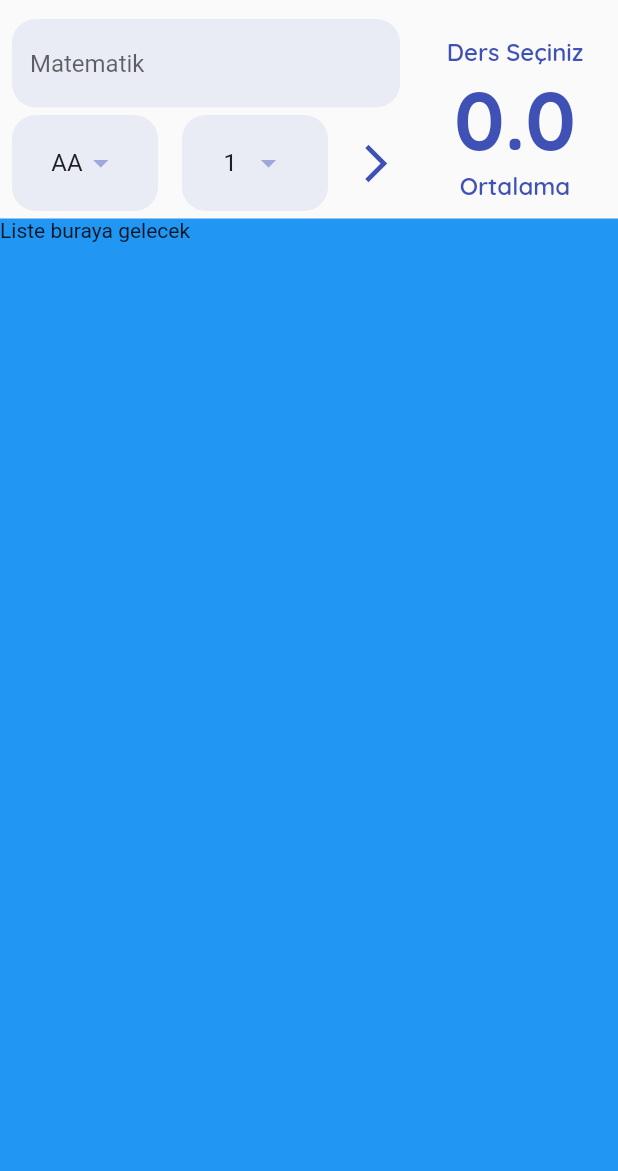
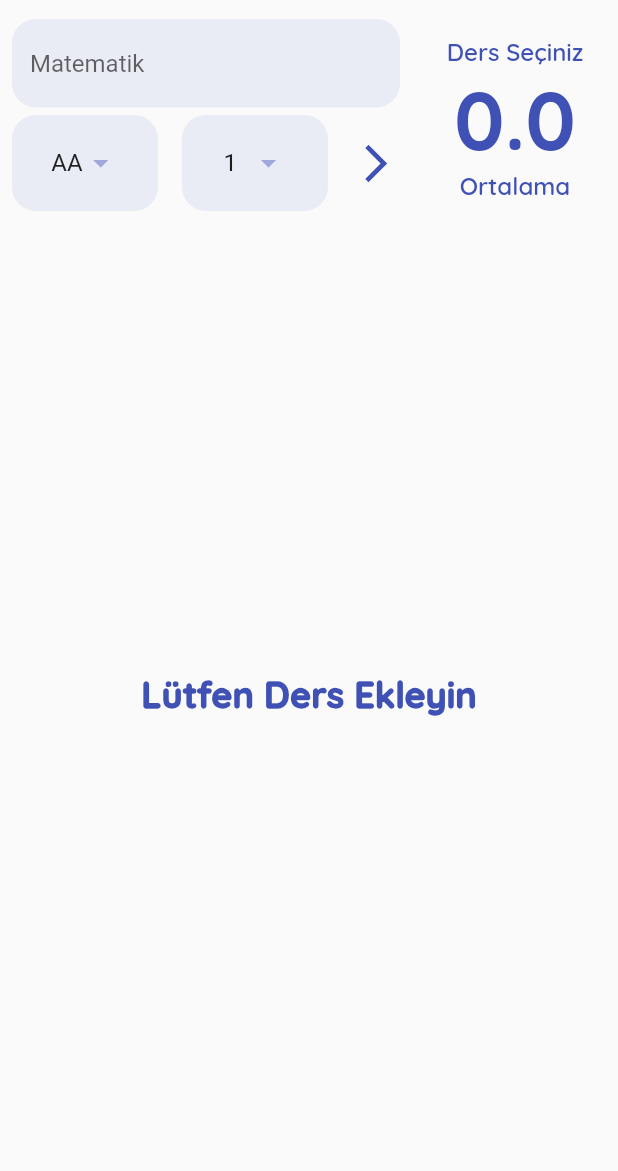
Before and after one commit to guvennmehmet/DinamikOrtalamaHesaplama, a Flutter app: the screen it shows after launch, on a phone screen of 412 x 824 dp, the part 65-1236 px from its top. Run offline on Flutter 3.47's test engine with Material 2 defaults, Android fonts, the phone set to English and light mode, and no system bars; our stand-ins replace google_fonts.

Commit message:
derslerin listelenmesi ve dismissible widget

```diff
--- /dev/null
+++ b/lib/widgets/ders_listesi.dart
@@ -0,0 +1,57 @@
+import 'package:dinamik_ortalama_hesaplama/constants/app_constants.dart';
+import 'package:dinamik_ortalama_hesaplama/helper/data_helper.dart';
+import 'package:flutter/material.dart';
+import '../model/ders.dart';
+
+class DersListesi extends StatefulWidget {
+  const DersListesi({Key? key}) : super(key: key);
+
+  @override
+  State<DersListesi> createState() => _DersListesiState();
+}
+
+class _DersListesiState extends State<DersListesi> {
+  @override
+  Widget build(BuildContext context) {
+    List<Ders> tumDersler = DataHelper.tumEklenenDersler;
+    return tumDersler.length > 0
+        ? ListView.builder(
+            itemCount: tumDersler.length,
+            itemBuilder: (context, index) {
+              return Dismissible(
+                key: UniqueKey(),
+                direction: DismissDirection.startToEnd,
+                onDismissed: (a) {
+                  DataHelper.tumEklenenDersler.removeAt(index);
+                  setState(() {
+
+                  });
+                },
+                child: Padding(
+                  padding: const EdgeInsets.all(2.0),
+                  child: Card(
+                    child: ListTile(
+                      title: Text(tumDersler[index].ad),
+                      leading: CircleAvatar(
+                        backgroundColor: Sabitler.anaRenk,
+                        child: Text((tumDersler[index].harfDegeri *
+                                tumDersler[index].krediDegeri)
+                            .toStringAsFixed(1)),
+                      ),
+                      subtitle: Text(
+                          '${tumDersler[index].krediDegeri} Kredi, Not Değeri ${tumDersler[index].harfDegeri}'),
+                    ),
+                  ),
+                ),
+              );
+            })
+        : Container(
+            child: Center(
+                child: Text(
+                    'Lütfen Ders Ekleyin',
+                style: Sabitler.baslikStyle
+                ),
+            ),
+          );
+  }
+}
--- a/lib/widgets/ortalama_hesapla_page.dart
+++ b/lib/widgets/ortalama_hesapla_page.dart
@@ -1,5 +1,6 @@
 import 'package:dinamik_ortalama_hesaplama/constants/app_constants.dart';
 import 'package:dinamik_ortalama_hesaplama/helper/data_helper.dart';
+import 'package:dinamik_ortalama_hesaplama/widgets/ders_listesi.dart';
 import 'package:dinamik_ortalama_hesaplama/widgets/ortalama_goster.dart';
 import 'package:flutter/material.dart';
 import '../model/ders.dart';
@@ -20,6 +21,7 @@ class _OrtalamaHesaplaPageState extends State<OrtalamaHesaplaPage> {
   @override
   Widget build(BuildContext context) {
     return Scaffold(
+      resizeToAvoidBottomInset: false,
       appBar: AppBar(
         backgroundColor: Colors.transparent,
         elevation: 0,
@@ -46,11 +48,8 @@ class _OrtalamaHesaplaPageState extends State<OrtalamaHesaplaPage> {
             ],
           ),
           Expanded(
-            child: Container(
-              child: Text('Liste buraya gelecek'),
-              color: Colors.blue,
+            child: DersListesi(),
             ),
-          ),
         ],
       ),
     );
```
